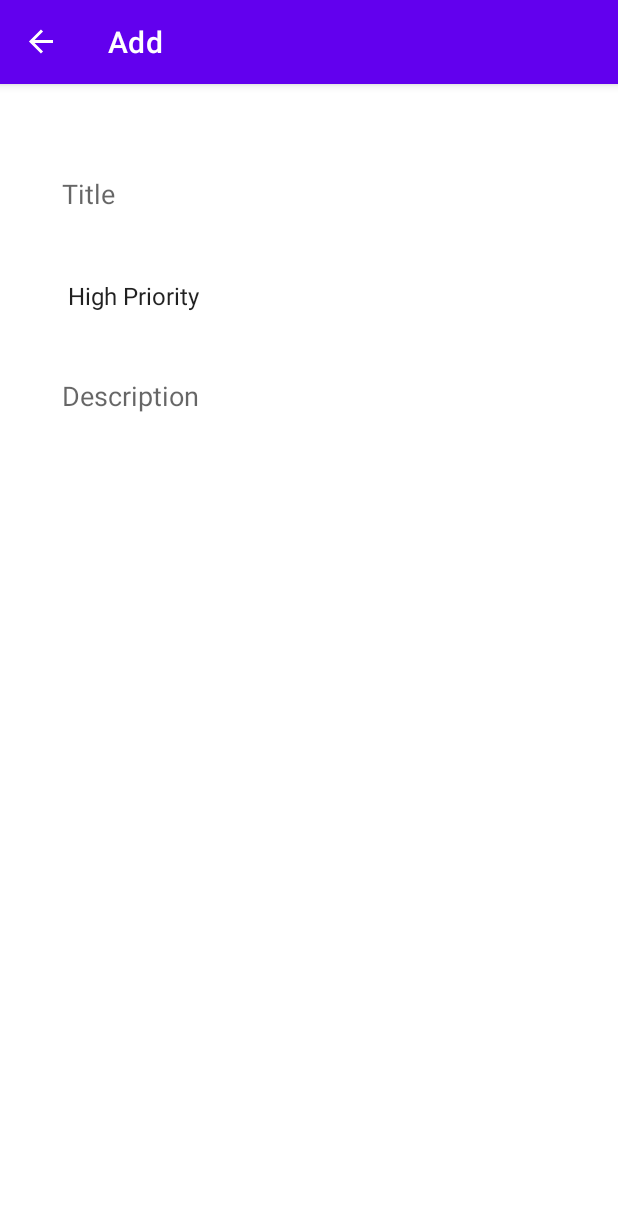
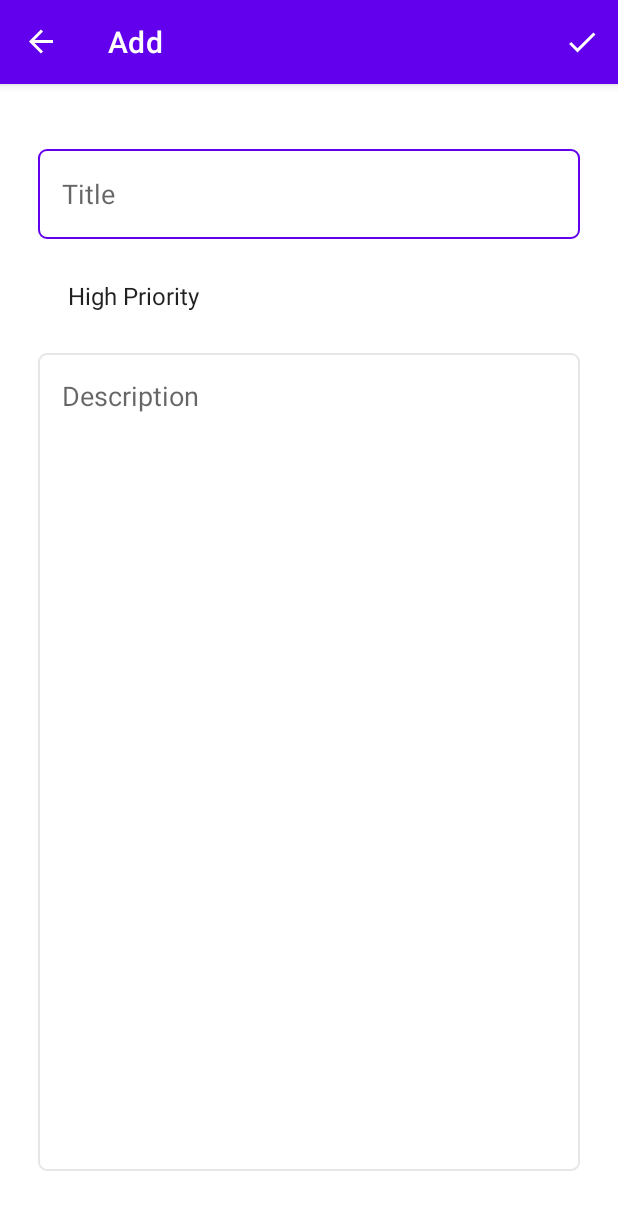
Before and after one commit to itman85/todo-list-app, an Android app: the screen it shows after launch (MainActivity), after a tap on an icon or button, on a phone screen of 412 x 824 dp. Shown: the top 1210 px of the screen. Run offline under Robolectric (Android 15) with nearby library versions, the phone set to English and light mode, and no system bars; our stand-ins replace navigation-ui.

Commit message:
add menu and slide animation

```diff
--- a/app/src/main/java/com/picoder/sample/todolist/fragment/add/AddFragment.kt
+++ b/app/src/main/java/com/picoder/sample/todolist/fragment/add/AddFragment.kt
@@ -1,10 +1,8 @@
 package com.picoder.sample.todolist.fragment.add
 
 import android.os.Bundle
+import android.view.*
 import androidx.fragment.app.Fragment
-import android.view.LayoutInflater
-import android.view.View
-import android.view.ViewGroup
 import com.picoder.sample.todolist.R
 
 
@@ -14,8 +12,12 @@ class AddFragment : Fragment() {
         inflater: LayoutInflater, container: ViewGroup?,
         savedInstanceState: Bundle?
     ): View? {
+        setHasOptionsMenu(true)
         // Inflate the layout for this fragment
         return inflater.inflate(R.layout.fragment_add, container, false)
     }
 
+    override fun onCreateOptionsMenu(menu: Menu, inflater: MenuInflater) {
+        inflater.inflate(R.menu.add_fragment_menu,menu)
+    }
 }
--- a/app/src/main/java/com/picoder/sample/todolist/fragment/list/ListFragment.kt
+++ b/app/src/main/java/com/picoder/sample/todolist/fragment/list/ListFragment.kt
@@ -1,10 +1,8 @@
 package com.picoder.sample.todolist.fragment.list
 
 import android.os.Bundle
+import android.view.*
 import androidx.fragment.app.Fragment
-import android.view.LayoutInflater
-import android.view.View
-import android.view.ViewGroup
 import androidx.navigation.fragment.findNavController
 import com.picoder.sample.todolist.R
 import kotlinx.android.synthetic.main.fragment_list.view.*
@@ -24,7 +22,14 @@ class ListFragment : Fragment() {
         view.listLayout.setOnClickListener {
             findNavController().navigate(R.id.action_listFragment_to_updateFragment)
         }
+
+        setHasOptionsMenu(true)
+
         return view
     }
 
+    override fun onCreateOptionsMenu(menu: Menu, inflater: MenuInflater) {
+        inflater.inflate(R.menu.list_fragment_menu,menu)
+    }
+
 }
--- a/app/src/main/java/com/picoder/sample/todolist/fragment/update/UpdateFragment.kt
+++ b/app/src/main/java/com/picoder/sample/todolist/fragment/update/UpdateFragment.kt
@@ -1,10 +1,8 @@
 package com.picoder.sample.todolist.fragment.update
 
 import android.os.Bundle
+import android.view.*
 import androidx.fragment.app.Fragment
-import android.view.LayoutInflater
-import android.view.View
-import android.view.ViewGroup
 import com.picoder.sample.todolist.R
 
 
@@ -14,8 +12,12 @@ class UpdateFragment : Fragment() {
         inflater: LayoutInflater, container: ViewGroup?,
         savedInstanceState: Bundle?
     ): View? {
+        setHasOptionsMenu(true)
         // Inflate the layout for this fragment
         return inflater.inflate(R.layout.fragment_update, container, false)
     }
 
+    override fun onCreateOptionsMenu(menu: Menu, inflater: MenuInflater) {
+        inflater.inflate(R.menu.update_fragment_menu,menu)
+    }
 }
--- /dev/null
+++ b/app/src/main/res/anim/slide_from_left.xml
@@ -0,0 +1,4 @@
+<?xml version="1.0" encoding="utf-8"?>
+<set xmlns:android="http://schemas.android.com/apk/res/android">
+    <translate android:fromXDelta="-100%" android:toXDelta="0%" android:duration="300"/>
+</set>
--- /dev/null
+++ b/app/src/main/res/anim/slide_from_right.xml
@@ -0,0 +1,4 @@
+<?xml version="1.0" encoding="utf-8"?>
+<set xmlns:android="http://schemas.android.com/apk/res/android">
+    <translate android:fromXDelta="100%" android:toXDelta="0%" android:duration="300"/>
+</set>
--- /dev/null
+++ b/app/src/main/res/anim/slide_to_left.xml
@@ -0,0 +1,4 @@
+<?xml version="1.0" encoding="utf-8"?>
+<set xmlns:android="http://schemas.android.com/apk/res/android">
+    <translate android:fromXDelta="0%" android:toXDelta="-100%" android:duration="300"/>
+</set>
--- /dev/null
+++ b/app/src/main/res/anim/slide_to_right.xml
@@ -0,0 +1,4 @@
+<?xml version="1.0" encoding="utf-8"?>
+<set xmlns:android="http://schemas.android.com/apk/res/android">
+    <translate android:fromXDelta="0%" android:toXDelta="100%" android:duration="300"/>
+</set>
--- a/app/src/main/res/drawable/bg_custom_input.xml
+++ b/app/src/main/res/drawable/bg_custom_input.xml
@@ -12,7 +12,7 @@
     <item android:state_enabled="true">
         <shape android:shape="rectangle">
             <solid  android:color="@color/white"/>
-            <stroke android:width="1dp" android:color="@color/white"/>
+            <stroke android:width="1dp" android:color="@color/lightGray"/>
             <corners android:radius="5dp"/>
         </shape>
     </item>
--- /dev/null
+++ b/app/src/main/res/drawable/ic_check.xml
@@ -0,0 +1,10 @@
+<vector xmlns:android="http://schemas.android.com/apk/res/android"
+    android:width="24dp"
+    android:height="24dp"
+    android:viewportWidth="24"
+    android:viewportHeight="24"
+    android:tint="?attr/colorControlNormal">
+  <path
+      android:fillColor="@android:color/white"
+      android:pathData="M9,16.17L4.83,12l-1.42,1.41L9,19 21,7l-1.41,-1.41z"/>
+</vector>
--- /dev/null
+++ b/app/src/main/res/drawable/ic_save.xml
@@ -0,0 +1,10 @@
+<vector xmlns:android="http://schemas.android.com/apk/res/android"
+    android:width="24dp"
+    android:height="24dp"
+    android:viewportWidth="24"
+    android:viewportHeight="24"
+    android:tint="?attr/colorControlNormal">
+  <path
+      android:fillColor="@android:color/white"
+      android:pathData="M17,3L5,3c-1.11,0 -2,0.9 -2,2v14c0,1.1 0.89,2 2,2h14c1.1,0 2,-0.9 2,-2L21,7l-4,-4zM12,19c-1.66,0 -3,-1.34 -3,-3s1.34,-3 3,-3 3,1.34 3,3 -1.34,3 -3,3zM15,9L5,9L5,5h10v4z"/>
+</vector>
--- /dev/null
+++ b/app/src/main/res/drawable/ic_search.xml
@@ -0,0 +1,10 @@
+<vector xmlns:android="http://schemas.android.com/apk/res/android"
+    android:width="24dp"
+    android:height="24dp"
+    android:viewportWidth="24"
+    android:viewportHeight="24"
+    android:tint="?attr/colorControlNormal">
+  <path
+      android:fillColor="@android:color/white"
+      android:pathData="M15.5,14h-0.79l-0.28,-0.27C15.41,12.59 16,11.11 16,9.5 16,5.91 13.09,3 9.5,3S3,5.91 3,9.5 5.91,16 9.5,16c1.61,0 3.09,-0.59 4.23,-1.57l0.27,0.28v0.79l5,4.99L20.49,19l-4.99,-5zM9.5,14C7.01,14 5,11.99 5,9.5S7.01,5 9.5,5 14,7.01 14,9.5 11.99,14 9.5,14z"/>
+</vector>
--- a/app/src/main/res/layout/fragment_add.xml
+++ b/app/src/main/res/layout/fragment_add.xml
@@ -11,7 +11,7 @@
         android:id="@+id/edtTitle"
         android:layout_width="0dp"
         android:layout_height="60dp"
-        android:background="@android:color/transparent"
+        android:background="@drawable/bg_custom_input"
         android:ems="10"
         android:hint="@string/title"
         android:inputType="textPersonName"
@@ -41,7 +41,7 @@
         android:layout_width="0dp"
         android:layout_height="0dp"
         android:layout_marginTop="8dp"
-        android:background="@android:color/transparent"
+        android:background="@drawable/bg_custom_input"
         android:ems="10"
         android:gravity="top|start"
         android:hint="@string/description"
--- /dev/null
+++ b/app/src/main/res/menu/add_fragment_menu.xml
@@ -0,0 +1,9 @@
+<?xml version="1.0" encoding="utf-8"?>
+<menu xmlns:android="http://schemas.android.com/apk/res/android"
+    xmlns:app="http://schemas.android.com/apk/res-auto">
+    <item android:id="@+id/menu_add"
+        android:title="@string/add"
+        android:icon="@drawable/ic_check"
+        android:iconTint="@color/white"
+        app:showAsAction="ifRoom"/>
+</menu>
--- /dev/null
+++ b/app/src/main/res/menu/list_fragment_menu.xml
@@ -0,0 +1,30 @@
+<?xml version="1.0" encoding="utf-8"?>
+<menu xmlns:android="http://schemas.android.com/apk/res/android"
+    xmlns:app="http://schemas.android.com/apk/res-auto">
+
+    <item android:id="@+id/menu_search"
+        android:title="@string/search"
+        android:icon="@drawable/ic_search"
+        android:iconTint="@color/white"
+        app:showAsAction="ifRoom"
+        app:actionViewClass="androidx.appcompat.widget.SearchView"/>
+
+    <group android:checkableBehavior="none">
+        <item android:id="@+id/menu_sortBy"
+            android:title="@string/sort_by">
+            <menu>
+                <item android:id="@+id/menu_priority_high"
+                    android:title="@string/priority_high"/>
+                <item android:id="@+id/menu_priority_medium"
+                    android:title="@string/priority_medium"/>
+                <item android:id="@+id/menu_priority_low"
+                    android:title="@string/priority_low"/>
+            </menu>
+        </item>
+    </group>
+
+    <item android:id="@+id/menu_delete_all"
+        android:title="@string/delete_all"
+        app:showAsAction="never"/>
+
+</menu>
--- /dev/null
+++ b/app/src/main/res/menu/update_fragment_menu.xml
@@ -0,0 +1,13 @@
+<?xml version="1.0" encoding="utf-8"?>
+<menu xmlns:android="http://schemas.android.com/apk/res/android"
+    xmlns:app="http://schemas.android.com/apk/res-auto">
+    <item android:id="@+id/menu_save"
+        android:title="@string/save"
+        android:icon="@drawable/ic_save"
+        android:iconTint="@color/white"
+        app:showAsAction="ifRoom"/>
+
+    <item android:id="@+id/menu_delete"
+        android:title="@string/delete"
+        app:showAsAction="never"/>
+</menu>
--- a/app/src/main/res/navigation/app_navigation.xml
+++ b/app/src/main/res/navigation/app_navigation.xml
@@ -12,10 +12,18 @@
         tools:layout="@layout/fragment_list" >
         <action
             android:id="@+id/action_listFragment_to_addFragment"
-            app:destination="@id/addFragment" />
+            app:destination="@id/addFragment"
+            app:enterAnim="@anim/slide_from_right"
+            app:exitAnim="@anim/slide_to_left"
+            app:popEnterAnim="@anim/slide_from_left"
+            app:popExitAnim="@anim/slide_to_right" />
         <action
             android:id="@+id/action_listFragment_to_updateFragment"
-            app:destination="@id/updateFragment" />
+            app:destination="@id/updateFragment"
+            app:enterAnim="@anim/slide_from_left"
+            app:exitAnim="@anim/slide_to_right"
+            app:popEnterAnim="@anim/slide_from_right"
+            app:popExitAnim="@anim/slide_to_left" />
     </fragment>
     <fragment
         android:id="@+id/addFragment"
@@ -24,7 +32,9 @@
         tools:layout="@layout/fragment_add" >
         <action
             android:id="@+id/action_addFragment_to_listFragment"
-            app:destination="@id/listFragment" />
+            app:destination="@id/listFragment"
+            app:enterAnim="@anim/slide_from_left"
+            app:exitAnim="@anim/slide_to_right" />
     </fragment>
     <fragment
         android:id="@+id/updateFragment"
@@ -33,6 +43,8 @@
         tools:layout="@layout/fragment_update" >
         <action
             android:id="@+id/action_updateFragment_to_listFragment"
-            app:destination="@id/listFragment" />
+            app:destination="@id/listFragment"
+            app:enterAnim="@anim/slide_from_right"
+            app:exitAnim="@anim/slide_to_left" />
     </fragment>
 </navigation>
--- a/app/src/main/res/values/strings.xml
+++ b/app/src/main/res/values/strings.xml
@@ -5,6 +5,15 @@
     <string name="no_data">No Data</string>
     <string name="title">Title</string>
     <string name="description">Description</string>
+    <string name="search">Search</string>
+    <string name="sort_by">Sort By</string>
+    <string name="priority_high">Priority High</string>
+    <string name="priority_low">Priority Low</string>
+    <string name="delete_all">Delete All</string>
+    <string name="priority_medium">Priority Medium</string>
+    <string name="add">Add</string>
+    <string name="save">Save</string>
+    <string name="delete">Delete</string>
     <string-array name="priorities">
         <item>High Priority</item>
         <item>Medium Priority</item>
```
